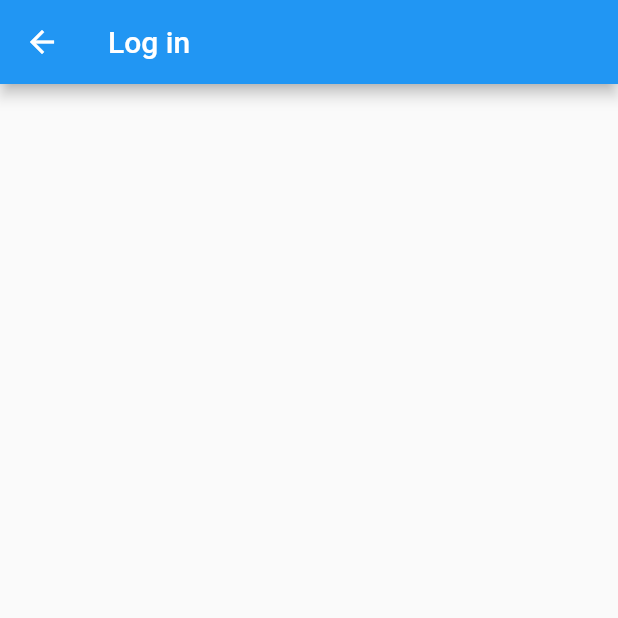
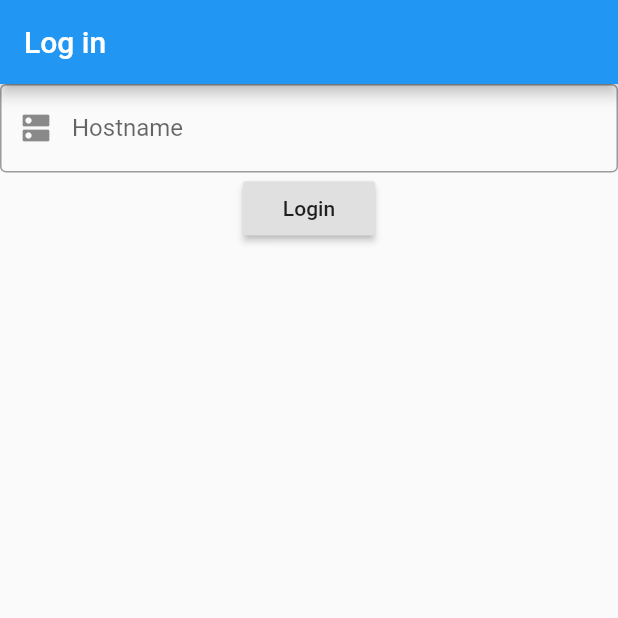
Before and after one commit to jonjomckay/nextphotos, a Flutter app: the LoginPage screen opened directly, on a phone screen of 412 x 824 dp, the top half of it. Run offline on Flutter 3.47's test engine with Material 2 defaults, Android fonts, the phone set to English and light mode, and no system bars; our stand-ins replace cached_network_image, flutter_spinkit, photo_view, shared_preferences, sqflite, webview_flutter; missing offline and left inert: draggable_scrollbar, geocoder, nextcloud, progressive_image, sqflite_migration; accounts and stored records are empty; statements that could not run were skipped.

```diff
--- a/lib/login/login_page.dart
+++ b/lib/login/login_page.dart
@@ -4,27 +4,22 @@ import 'dart:io';
 
 import 'package:flutter/material.dart';
 import 'package:nextcloud/nextcloud.dart';
+import 'package:nextphotos/home/home_page.dart';
 import 'package:shared_preferences/shared_preferences.dart';
 import 'package:webview_flutter/webview_flutter.dart';
 
 class LoginPage extends StatefulWidget {
   static String route = '/login';
 
-  final NextCloudClient client;
-  final LoginFlowInit init;
-
-  const LoginPage({Key key, this.client, this.init}) : super(key: key);
-
   @override
-  State<StatefulWidget> createState() => _LoginPageState(client, init);
+  State<StatefulWidget> createState() => _LoginPageState();
 }
 
 class _LoginPageState extends State<LoginPage> {
   NextCloudClient _client;
   LoginFlowInit _init;
+  String _hostname;
   Timer _timer;
-
-  _LoginPageState(this._client, this._init);
 
   @override
   void initState() {
@@ -34,9 +29,14 @@ class _LoginPageState extends State<LoginPage> {
       WebView.platform = SurfaceAndroidWebView();
     }
 
+    SharedPreferences.getInstance().then((prefs) {
       _timer = Timer.periodic(Duration(seconds: 2), (timer) {
+        if (_client == null) {
+          return;
+        }
+
         _client.login.pollLogin(_init).then((result) {
-        SharedPreferences.getInstance().then((prefs) {
+
             var server = Uri.parse(result.server);
             var username = result.loginName;
             var password = result.appPassword;
@@ -48,12 +48,12 @@ class _LoginPageState extends State<LoginPage> {
             // Pre-generate the authorization header as it's static, and used a lot
             var authorizationHeader = 'Basic ${base64.encode(utf8.encode('$username:$password')).trim()}';
 
-          prefs.setString("nextcloud.authorizationHeader", authorizationHeader);
+            prefs.setString('nextcloud.authorizationHeader', authorizationHeader);
 
-          Navigator.of(context).pushNamedAndRemoveUntil('/', (Route<dynamic> route) => false);
-        });
+            Navigator.pushReplacement(context, MaterialPageRoute(builder: (BuildContext ctx) => HomePage()));
         }).catchError((e) {
           // TODO
+        });
       });
     });
   }
@@ -71,7 +71,39 @@ class _LoginPageState extends State<LoginPage> {
   Widget build(BuildContext context) {
     Widget child;
     if (_init == null) {
-      child = Container();
+      child = Center(
+        child: Column(
+          children: [
+            TextField(
+              keyboardType: TextInputType.url,
+              decoration: InputDecoration(
+                  hintText: 'example.com',
+                  labelText: 'Hostname',
+                  prefixText: 'https://',
+                  border: OutlineInputBorder(),
+                  prefixIcon: Icon(Icons.dns)),
+              onChanged: (value) => setState(() {
+                _hostname = value;
+              }),
+            ),
+            RaisedButton(
+              child: Text('Login'),
+              onPressed: () async {
+                var client = NextCloudClient.withoutLogin(_hostname);
+
+                client.login.initLoginFlow().then((init) {
+                  setState(() {
+                    _client = client;
+                    _init = init;
+                  });
+                }).catchError((e) {
+                  // TODO
+                });
+              },
+            )
+          ],
+        ),
+      );
     } else {
       child = WebView(userAgent: 'Nextphotos', initialUrl: _init.login, javascriptMode: JavascriptMode.unrestricted);
     }
--- a/lib/settings/settings_page.dart
+++ b/lib/settings/settings_page.dart
@@ -1,6 +1,6 @@
 import 'package:flutter/cupertino.dart';
 import 'package:flutter/material.dart';
-import 'package:nextphotos/home/home_page.dart';
+import 'package:nextphotos/login/login_page.dart';
 import 'package:shared_preferences/shared_preferences.dart';
 
 class SettingsPage extends StatefulWidget {
@@ -30,7 +30,7 @@ class _SettingsPageState extends State<SettingsPage> {
                     prefs.remove('nextcloud.appPassword');
                     prefs.remove('nextcloud.authorizationHeader');
 
-                    Navigator.pushReplacement(context, MaterialPageRoute(builder: (context) => HomePage()));
+                    Navigator.pushReplacement(context, MaterialPageRoute(builder: (context) => LoginPage()));
                   });
                 },
                 child: Text('Submit'),
```
Also changed, not shown: lib/home/home_page.dart (+14 -94 lines), lib/library/library_screen.dart (added, +32 -0 lines), lib/main.dart (+18 -3 lines). Lines whose indentation alone changed are shown as unchanged.
